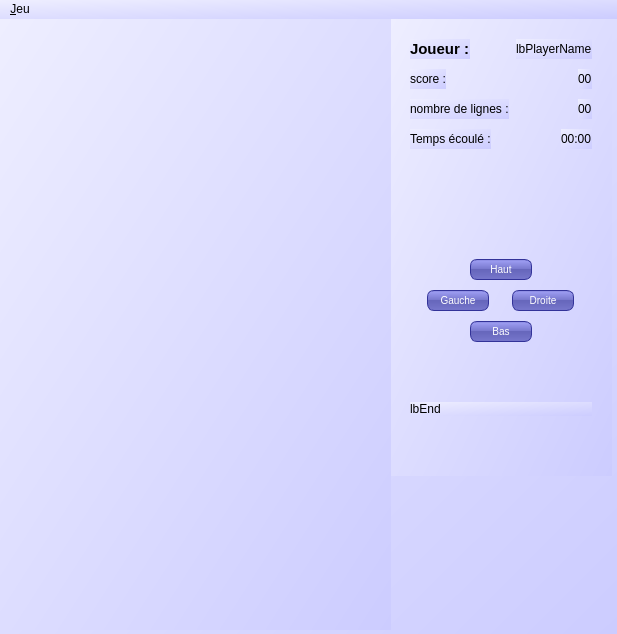
First picture: the form in view/mwtetris.ui, repository g-jouret/projetTetris, before the edit.
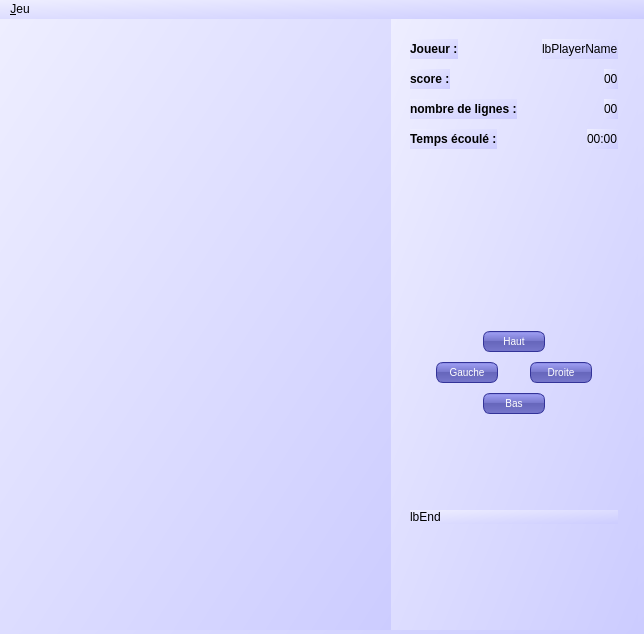
Second picture: the form after the edit.

What changed in the file:
```diff
--- a/view/mwtetris.ui
+++ b/view/mwtetris.ui
@@ -6,7 +6,7 @@
    <rect>
     <x>0</x>
     <y>0</y>
-    <width>617</width>
+    <width>644</width>
     <height>634</height>
    </rect>
   </property>
@@ -31,7 +31,7 @@
      <rect>
       <x>390</x>
       <y>0</y>
-      <width>221</width>
+      <width>248</width>
       <height>611</height>
      </rect>
     </property>
@@ -40,7 +40,7 @@
       <number>10</number>
      </property>
      <property name="sizeConstraint">
-      <enum>QLayout::SetFixedSize</enum>
+      <enum>QLayout::SetNoConstraint</enum>
      </property>
      <property name="leftMargin">
       <number>20</number>
@@ -59,7 +59,7 @@
        <item>
         <widget class="QLabel" name="lbName">
          <property name="styleSheet">
-          <string notr="true">QLabel {font-weight: bold; font-size: 15px;}</string>
+          <string notr="true">QLabel {font-weight: bold; }</string>
          </property>
          <property name="text">
           <string>Joueur :</string>
@@ -92,6 +92,9 @@
       <layout class="QHBoxLayout" name="horizontalLayout_2">
        <item>
         <widget class="QLabel" name="lbScore">
+         <property name="styleSheet">
+          <string notr="true">QLabel {font-weight: bold; }</string>
+         </property>
          <property name="text">
           <string>score :</string>
          </property>
@@ -123,6 +126,9 @@
       <layout class="QHBoxLayout" name="horizontalLayout_7">
        <item>
         <widget class="QLabel" name="lbLines">
+         <property name="styleSheet">
+          <string notr="true">QLabel {font-weight: bold; }</string>
+         </property>
          <property name="text">
           <string>nombre de lignes :</string>
          </property>
@@ -154,6 +160,9 @@
       <layout class="QHBoxLayout" name="horizontalLayout_6">
        <item>
         <widget class="QLabel" name="lbTimer">
+         <property name="styleSheet">
+          <string notr="true">QLabel {font-weight: bold; }</string>
+         </property>
          <property name="text">
           <string>Temps écoulé :</string>
          </property>
@@ -192,7 +201,30 @@
        <property name="sizeHint" stdset="0">
         <size>
          <width>20</width>
-         <height>100</height>
+         <height>20</height>
+        </size>
+       </property>
+      </spacer>
+     </item>
+     <item>
+      <layout class="QGridLayout" name="boardNext">
+       <property name="sizeConstraint">
+        <enum>QLayout::SetMinimumSize</enum>
+       </property>
+       <property name="spacing">
+        <number>5</number>
+       </property>
+      </layout>
+     </item>
+     <item>
+      <spacer name="verticalSpacer_4">
+       <property name="orientation">
+        <enum>Qt::Vertical</enum>
+       </property>
+       <property name="sizeHint" stdset="0">
+        <size>
+         <width>20</width>
+         <height>20</height>
         </size>
        </property>
       </spacer>
@@ -431,7 +463,7 @@
        <property name="sizeHint" stdset="0">
         <size>
          <width>20</width>
-         <height>50</height>
+         <height>40</height>
         </size>
        </property>
       </spacer>
@@ -497,7 +529,7 @@
     <rect>
      <x>0</x>
      <y>0</y>
-     <width>617</width>
+     <width>644</width>
      <height>20</height>
     </rect>
    </property>
```
Left out of the diff: 4 changed lines with no effect on the pictures.
